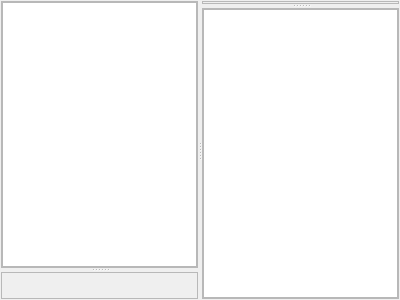
Qt form lib/gui/lib/WorkSpace/WorkSpace.ui (F8LEFT/ART) before a commit.
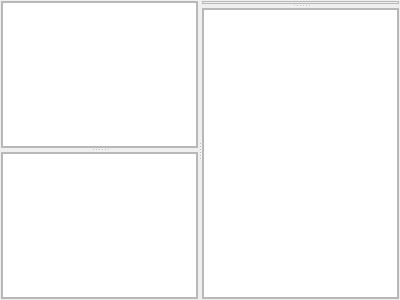
The same form after that commit.

```diff
--- a/lib/gui/lib/WorkSpace/WorkSpace.ui
+++ b/lib/gui/lib/WorkSpace/WorkSpace.ui
@@ -85,7 +85,23 @@
        <property name="frameShadow">
         <enum>QFrame::Raised</enum>
        </property>
-       <layout class="QGridLayout" name="gridLayout_5"/>
+       <layout class="QGridLayout" name="gridLayout_5">
+        <property name="leftMargin">
+         <number>0</number>
+        </property>
+        <property name="topMargin">
+         <number>0</number>
+        </property>
+        <property name="rightMargin">
+         <number>0</number>
+        </property>
+        <property name="bottomMargin">
+         <number>0</number>
+        </property>
+        <item row="0" column="0">
+         <widget class="QListWidget" name="mBookMarkListWidget"/>
+        </item>
+       </layout>
       </widget>
      </widget>
      <widget class="QSplitter" name="mRightVSplitter">
```
